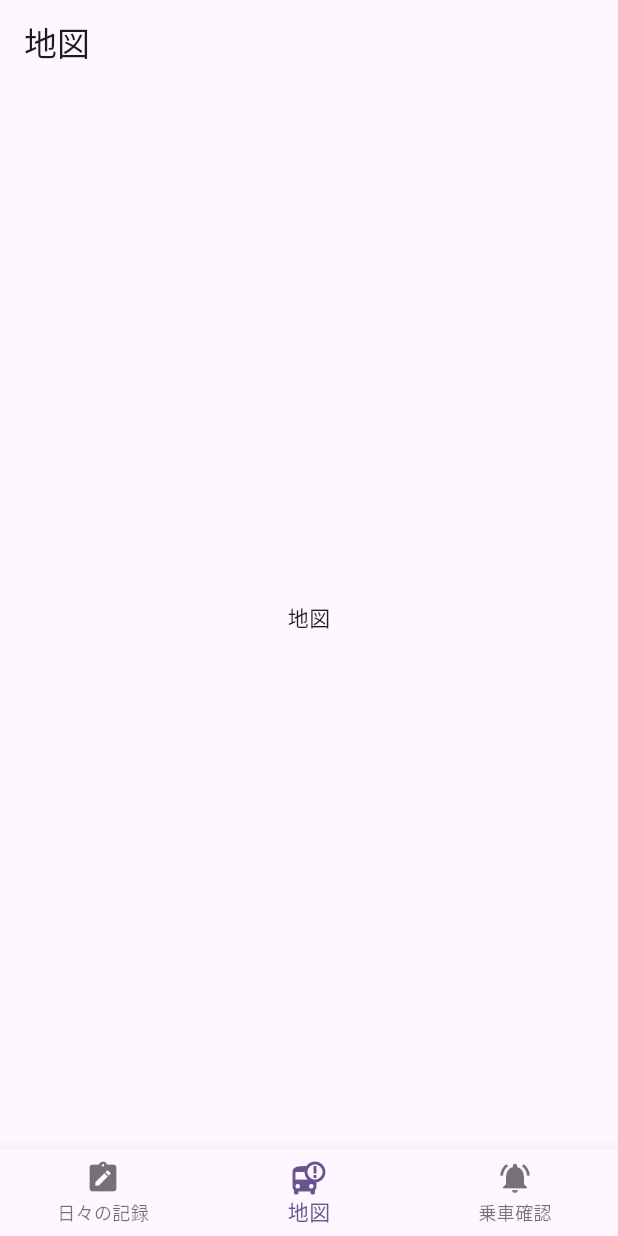
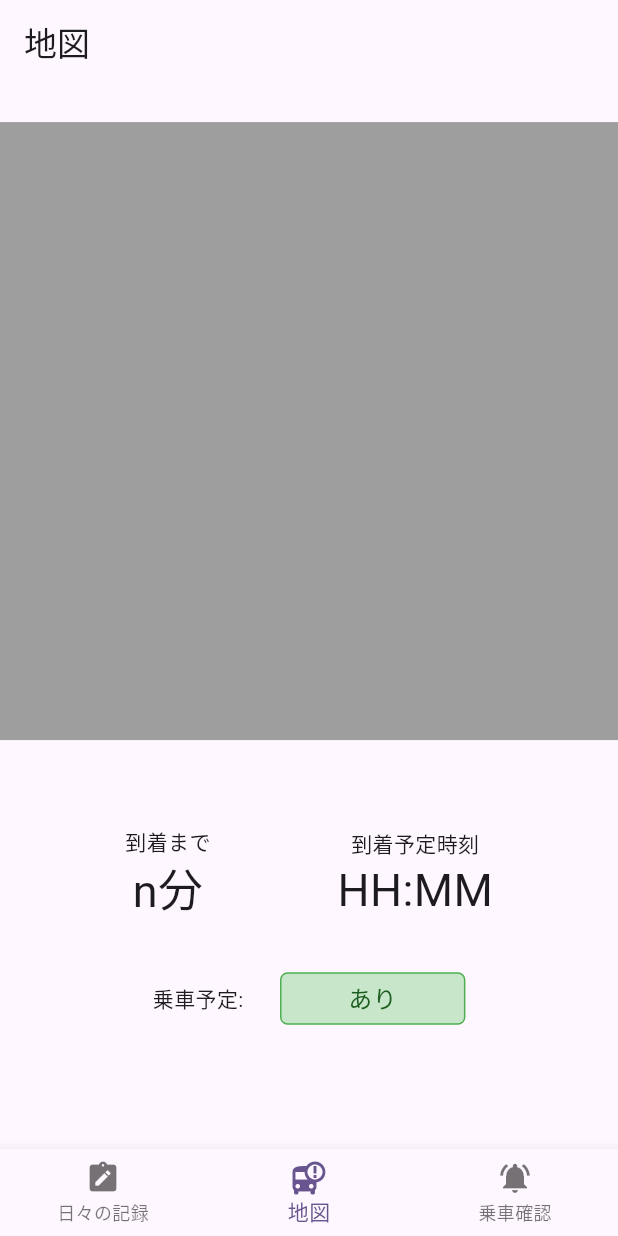
Before and after one commit to GreenTeaProgrammers/WhereChildBus, a Flutter app: the screen it shows after launch, item 2 of the bottom bar chosen, on a phone screen of 412 x 824 dp. Run offline on Flutter 3.47's test engine with Material 3 defaults, Android fonts, the phone set to English and light mode, and no system bars; our stand-ins replace carousel_slider, fixnum, flutter_dotenv, flutter_toggle_tab, image_picker; missing offline and left inert: grpc, protobuf.

Commit message:
feat:マップビューの雛型を追加

```diff
--- a/frontend/where_child_bus_guardian/lib/pages/daily_page/components/daily_record_body.dart
+++ b/frontend/where_child_bus_guardian/lib/pages/daily_page/components/daily_record_body.dart
@@ -1,5 +1,5 @@
 import 'package:flutter/material.dart';
-import '../styles/styles.dart';
+import '../../styles/styles.dart';
 
 class DailyRecordBody extends StatefulWidget {
   final String childName;
--- a/frontend/where_child_bus_guardian/lib/pages/map_page/map_page.dart
+++ b/frontend/where_child_bus_guardian/lib/pages/map_page/map_page.dart
@@ -1,4 +1,5 @@
 import 'package:flutter/material.dart';
+import '../styles/styles.dart';
 
 class MapPage extends StatefulWidget {
   const MapPage({super.key});
@@ -8,17 +9,85 @@ class MapPage extends StatefulWidget {
 }
 
 class _MapPageState extends State<MapPage> {
+  var isRide = true;
+
   @override
   Widget build(BuildContext context) {
-    return const Center(
+    return Center(
       child: Column(
         mainAxisAlignment: MainAxisAlignment.center,
-        children: <Widget>[
-          Text(
-            '地図',
-          ),
-        ],
+        children: <Widget>[mapBody(), pageBottomBody()],
       ),
     );
   }
+
+  Widget mapBody() {
+    return Container(
+      width: MediaQuery.of(context).size.width,
+      height: MediaQuery.of(context).size.height * 0.5,
+      color: Colors.grey,
+    );
+  }
+
+  Widget pageBottomBody() {
+    return SizedBox(
+      width: MediaQuery.of(context).size.width,
+      height: MediaQuery.of(context).size.height * 0.3,
+      child: Padding(
+        padding: EdgeInsets.all(MediaQuery.of(context).size.width * 0.1),
+        child: Column(
+          mainAxisAlignment: MainAxisAlignment.spaceAround,
+          crossAxisAlignment: CrossAxisAlignment.center,
+          children: [
+            arrivalTimeBody(),
+            isRideScheduled(),
+          ],
+        ),
+      ),
+    );
+  }
+
+  Widget arrivalTimeBody() {
+    return Row(
+        mainAxisAlignment: MainAxisAlignment.spaceAround,
+        crossAxisAlignment: CrossAxisAlignment.center,
+        children: <Widget>[
+          fieldTitleAndTime("到着まで", "n分"),
+          fieldTitleAndTime("到着予定時刻", "HH:MM")
+        ]);
+  }
+
+  Widget fieldTitleAndTime(String title, String time) {
+    return Column(
+      children: <Widget>[
+        Text(title),
+        Text(
+          time,
+          style: const TextStyle(fontSize: 30),
+        )
+      ],
+    );
+  }
+
+  Widget isRideScheduled() {
+    return Row(
+      mainAxisAlignment: MainAxisAlignment.center,
+      crossAxisAlignment: CrossAxisAlignment.center,
+      children: <Widget>[
+        Text("乗車予定: "),
+        SizedBox(width: MediaQuery.of(context).size.width * 0.05),
+        Container(
+          width: MediaQuery.of(context).size.width * 0.3,
+          decoration: statusFieldDecoration(isRide),
+          child: Padding(
+              padding: const EdgeInsets.all(5.0),
+              child: Text(
+                isRide ? "あり" : "なし",
+                style: statusFieldTextStyle(isRide),
+                textAlign: TextAlign.center,
+              )),
+        )
+      ],
+    );
+  }
 }
```
Also changed, not shown: frontend/where_child_bus_guardian/lib/pages/styles/styles.dart (renamed from frontend/where_child_bus_guardian/lib/pages/daily_page/styles/styles.dart).
